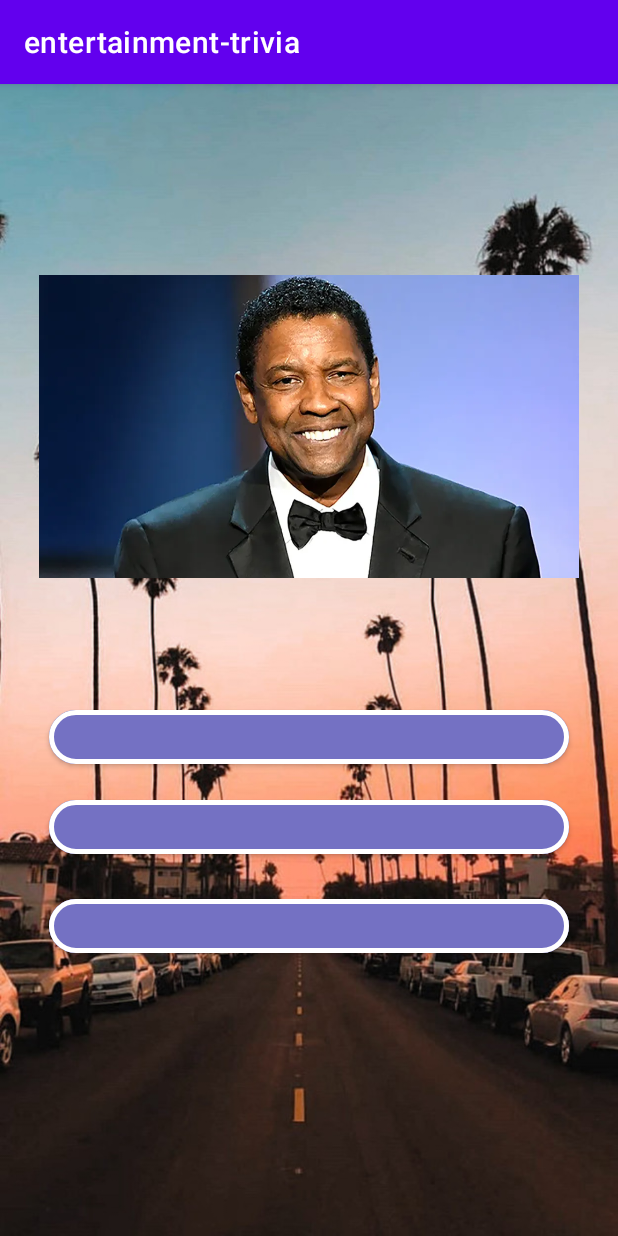
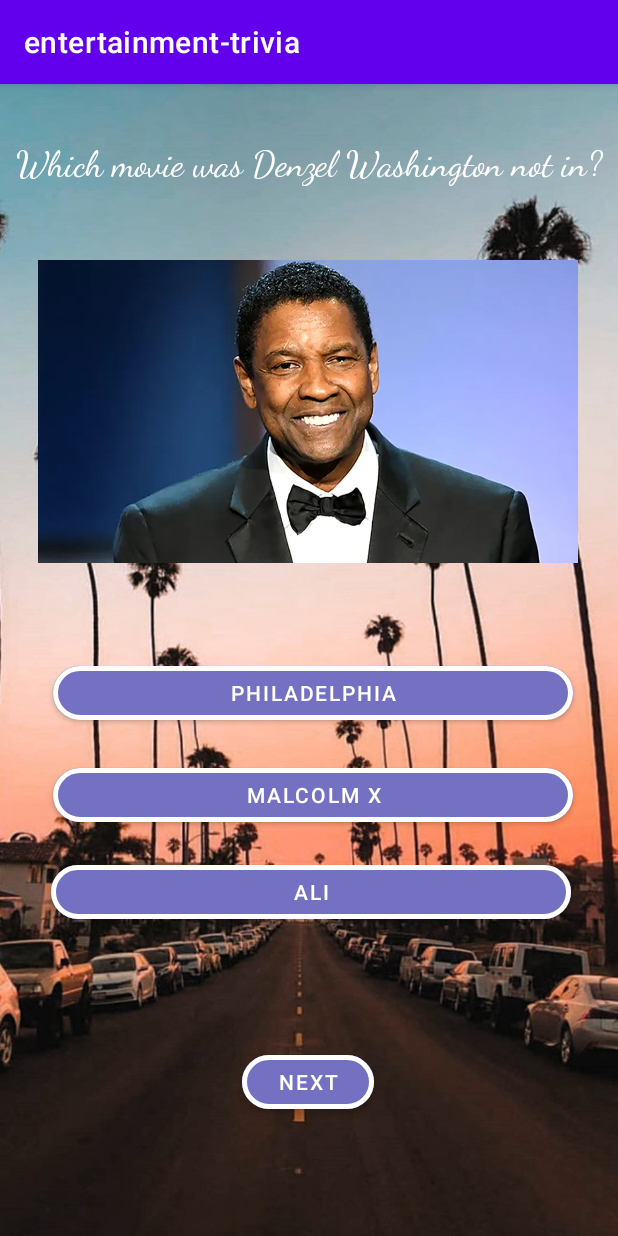
Before and after one commit to nteku/entertainment-trivia, an Android app: the MovieActivity screen opened directly, with no data from a screen before it, on a phone screen of 412 x 824 dp. Run offline under Robolectric (Android 15) with nearby library versions, the phone set to English and light mode, and no system bars.

Commit message:
Improved UI Activity for Movie

```diff
--- a/app/src/main/AndroidManifest.xml
+++ b/app/src/main/AndroidManifest.xml
@@ -8,7 +8,8 @@
         android:label="@string/app_name"
         android:roundIcon="@mipmap/ic_launcher_round"
         android:supportsRtl="true"
-        android:theme="@style/Theme.Entertainmenttrivia">
+        android:theme="@style/Theme.Entertainmenttrivia"
+         >
         <activity
             android:name=".TechnologyActivity"
             android:exported="false" />
--- a/app/src/main/java/com/example/entertainment_trivia/MovieActivity.java
+++ b/app/src/main/java/com/example/entertainment_trivia/MovieActivity.java
@@ -2,9 +2,12 @@ package com.example.entertainment_trivia;
 
 import androidx.appcompat.app.AppCompatActivity;
 
+import android.app.ActionBar;
+import android.graphics.Color;
 import android.os.Bundle;
 import android.util.Log;
 import android.widget.Button;
+import android.widget.ImageView;
 import android.widget.TextView;
 
 import org.json.JSONArray;
@@ -13,6 +16,9 @@ import org.json.JSONObject;
 
 import java.io.IOException;
 import java.io.InputStream;
+import java.util.ArrayList;
+import java.util.List;
+import java.util.concurrent.TimeUnit;
 
 public class MovieActivity extends AppCompatActivity {
 
@@ -22,10 +28,15 @@ public class MovieActivity extends AppCompatActivity {
     private Button option1;
     private Button option2;
     private Button option3;
+    private Button nextButton;
     private String answer;
-    private String [] questions;
-    private String [] options;
     private int questionsCorrect;
+    private int questionsDone = 0;
+    private  List <List<String>> log;
+    private List <Integer> images;
+    private ImageView currentImage;
+
+
     private final int TOTAL_QUESTIONS = 3;
 
 
@@ -35,14 +46,141 @@ public class MovieActivity extends AppCompatActivity {
         super.onCreate(savedInstanceState);
         setContentView(R.layout.activity_movie);
 
-        readingJson();
+        log = new ArrayList<>();
+        images = new ArrayList<>();
+
+        initializeLists();
+        question = findViewById(R.id.question);
+        option1 = findViewById(R.id.option1);
+        option2 = findViewById(R.id.option2);
+        option3 = findViewById(R.id.option3);
+        nextButton = findViewById(R.id.nextButton);
+        currentImage = findViewById(R.id.image);
+
+       displayingInfo();
+
+
+
+        question.setText(log.get(questionsDone).get(0));
+        option1.setText( log.get(questionsDone).get(1));
+        option2.setText(log.get(questionsDone).get(2));
+        option3.setText(log.get(questionsDone).get(3));
+        answer = log.get(questionsDone).get(4);
+        // answer = log.get(questionsDone).get(1);
+
+
+        option1.setOnClickListener((v) -> {
+            if (option1.getText().equals(answer) ) {
+                option1.setBackgroundColor(Color.parseColor("#00FF00"));
+                option1.setText("Correct");
+                questionsDone++;
+                disableButtons();
+            }
+            else{
+                option1.setBackgroundColor(Color.parseColor("#FF0000"));
+                option1.setText("Incorrect");
+                questionsDone++;
+                disableButtons();
+              //  setBackToDefault();
+
+
+            }
+        });
+
+        option2.setOnClickListener((v) -> {
+            if (option2.getText().equals(answer) ) {
+                option2.setBackgroundColor(Color.parseColor("#00FF00"));
+                option2.setText("Correct");
+                questionsDone++;
+                disableButtons();
+            }
+            else{
+                option2.setBackgroundColor(Color.parseColor("#FF0000"));
+                option2.setText("Incorrect");
+                questionsDone++;
+                disableButtons();
+                //setBackToDefault();
+
+
+            }
+        });
+
+        option3.setOnClickListener((v) -> {
+            if (option3.getText().equals(answer) ) {
+                option3.setBackgroundColor(Color.parseColor("#00FF00"));
+                option3.setText("Correct");
+                questionsDone++;
+                disableButtons();
+            }
+            else{
+                option3.setBackgroundColor(Color.parseColor("#FF0000"));
+                option3.setText("Incorrect");
+                questionsDone++;
+                disableButtons();
+
+
+            }
+        });
+
+
+        nextButton.setOnClickListener((v) ->{
+            setBackToDefault();
+           // displayingInfo();
+        });
+
 
     }
 
+    public void disableButtons(){
+        option1.setEnabled(false);
+        option2.setEnabled(false);
+        option3.setEnabled(false);
+    }
     public void initializeLists(){
-        questions = new String[3];
+         List<String> question1 = new ArrayList<>();
+         question1.add("Which movie was Denzel Washington not in?");
+         question1.add("Philadelphia");
+         question1.add("Malcolm X");
+         question1.add("Ali");
+         question1.add("Ali");
+
+        List<String> question2 = new ArrayList<>();
+        question2.add("What is the highest grossed movie franchise of all time?");
+        question2.add("Star Wars");
+        question2.add("Marvel Cinematic Universe");
+        question2.add("Harry Potter");
+        question2.add( "Marvel Cinematic Universe");
+
+        List <String> question3 = new ArrayList<>();
+        question3.add("Based on this image, what movie did this cast star in?");
+        question3.add("Scooby-Doo");
+        question3.add("Mamma Mia!");
+        question3.add("2 Hearts");
+        question3.add("Scooby-Doo");
+
+
+        log.add(question1);
+        log.add(question2);
+        log.add(question3);
+
+        /*
+        ImageView imageOne = new ImageView(this);
+        imageOne.setImageResource(R.drawable.denzelwashington);
+
+        ImageView imageTwo = new ImageView(this);
+        imageTwo.setImageResource(R.drawable.money);
+
+        ImageView imageThree = new ImageView(this);
+        imageThree.setImageResource(R.drawable.scoobydoo);
+    */
+
+        images.add(R.drawable.denzelwashington);
+        images.add( R.drawable.money);
+        images.add(R.drawable.scoobydoo);
+
 
     }
+    /*
     public void readingJson(){
        String jsonString;
 
@@ -55,7 +193,7 @@ public class MovieActivity extends AppCompatActivity {
 
            jsonString = new String(buf,"UTF-8");
            JSONArray objectArray = new JSONArray(jsonString);
-           /*
+
            for (int i = 0; i < objectArray.length(); i++){
                heading = findViewById(R.id.heading);
                heading.setText("Question " + (i+ 1));
@@ -63,9 +201,9 @@ public class MovieActivity extends AppCompatActivity {
                displayingInfo(obj);
 
            }
-           */
-           JSONObject obj = objectArray.getJSONObject(0);
-           displayingInfo(obj);
+
+           //JSONObject obj = objectArray.getJSONObject(0);
+          //displayingInfo(obj);
 
        }
        catch(IOException e){
@@ -75,22 +213,42 @@ public class MovieActivity extends AppCompatActivity {
 
        }
     }
+    */
+    public void displayingInfo(){
 
-    public void displayingInfo(JSONObject obj){
-          question = findViewById(R.id.question);
-          option1 = findViewById(R.id.option1);
-          option2 = findViewById(R.id.option2);
-          option3 = findViewById(R.id.option3);
-          try{
-              Log.d("Object","Made it here");
-              question.setText(obj.getString("question"));
-              option1.setText(obj.getString("option1"));
-              option2.setText(obj.getString("option2"));
-              option3.setText(obj.getString("option3"));
-          }
-          catch(JSONException e){
 
-          }
+             if (questionsDone == TOTAL_QUESTIONS){
+                 question = null;
+                 option1 = null;
+                 option2 = null;
+                 option3 = null;
+                 nextButton = null;
+             }
+
+
+    }
+
+
+    public void setBackToDefault(){
+
+
+        currentImage.setImageResource(images.get(questionsDone));
+
+        question.setText(log.get(questionsDone).get(0));
+        option1.setText( log.get(questionsDone).get(1));
+        option2.setText(log.get(questionsDone).get(2));
+        option3.setText(log.get(questionsDone).get(3));
+
+        option1.setBackgroundColor(Color.parseColor("#7471C3"));
+        option2.setBackgroundColor(Color.parseColor("#7471C3"));
+        option3.setBackgroundColor(Color.parseColor("#7471C3"));
+
+
+
+        option1.setEnabled(true);
+        option2.setEnabled(true);
+        option3.setEnabled(true);
+        answer = log.get(questionsDone).get(4);
 
     }
 }
--- a/app/src/main/res/layout/activity_movie.xml
+++ b/app/src/main/res/layout/activity_movie.xml
@@ -8,14 +8,15 @@
     tools:context=".MovieActivity">
 
     <ImageView
-        android:id="@+id/imageView"
+        android:id="@+id/image"
         android:layout_width="360dp"
         android:layout_height="402dp"
         app:layout_constraintBottom_toBottomOf="parent"
         app:layout_constraintEnd_toEndOf="parent"
+        app:layout_constraintHorizontal_bias="0.49"
         app:layout_constraintStart_toStartOf="parent"
         app:layout_constraintTop_toTopOf="parent"
-        app:layout_constraintVertical_bias="0.075"
+        app:layout_constraintVertical_bias="0.048"
         app:srcCompat="@drawable/denzelwashington" />
 
     <TextView
@@ -36,62 +37,78 @@
         android:id="@+id/question"
         android:layout_width="wrap_content"
         android:layout_height="wrap_content"
+        android:fontFamily="cursive"
         android:text=""
-        android:textSize="48sp"
-        android:textColor="#000000"
-        android:fontFamily="cursive"
+        android:textColor="#FFFFFF"
+        android:textSize="24sp"
         app:layout_constraintBottom_toBottomOf="parent"
         app:layout_constraintEnd_toEndOf="parent"
-        app:layout_constraintHorizontal_bias="0.475"
+        app:layout_constraintHorizontal_bias="0.525"
         app:layout_constraintStart_toStartOf="parent"
         app:layout_constraintTop_toTopOf="parent"
-        app:layout_constraintVertical_bias="0.443" />
+        app:layout_constraintVertical_bias="0.052" />
 
     <Button
         android:id="@+id/option1"
         android:layout_width="55mm"
         android:layout_height="wrap_content"
+        android:backgroundTint="#7471C3"
         android:text=""
+        app:cornerRadius="30dp"
+        app:layout_constraintBottom_toBottomOf="parent"
+        app:layout_constraintEnd_toEndOf="parent"
+        app:layout_constraintHorizontal_bias="0.541"
+        app:layout_constraintStart_toStartOf="parent"
+        app:layout_constraintTop_toTopOf="parent"
+        app:layout_constraintVertical_bias="0.531"
+        app:strokeColor="#FFFFFF"
+        app:strokeWidth="3dp" />
+
+    <Button
+        android:id="@+id/option2"
+        android:layout_width="55mm"
+        android:layout_height="wrap_content"
         android:backgroundTint="#7471C3"
+        android:text=""
+        app:cornerRadius="30dp"
+        app:layout_constraintBottom_toBottomOf="parent"
+        app:layout_constraintEnd_toEndOf="parent"
+        app:layout_constraintHorizontal_bias="0.541"
+        app:layout_constraintStart_toStartOf="parent"
+        app:layout_constraintTop_toTopOf="parent"
+        app:layout_constraintVertical_bias="0.625"
+        app:strokeColor="#FFFFFF"
+        app:strokeWidth="3dp" />
+
+    <Button
+        android:id="@+id/option3"
+        android:layout_width="55mm"
+        android:layout_height="wrap_content"
+        android:backgroundTint="#7471C3"
+        android:text=""
+        app:cornerRadius="30dp"
+        app:layout_constraintBottom_toBottomOf="parent"
+        app:layout_constraintEnd_toEndOf="parent"
+        app:layout_constraintHorizontal_bias="0.52"
+        app:layout_constraintStart_toStartOf="parent"
+        app:layout_constraintTop_toTopOf="parent"
+        app:layout_constraintVertical_bias="0.715"
+        app:strokeColor="#FFFFFF"
+        app:strokeWidth="3dp" />
+
+    <Button
+        android:id="@+id/nextButton"
+        android:layout_width="wrap_content"
+        android:layout_height="wrap_content"
+        android:backgroundTint="#7471C3"
+        android:text="Next"
+        app:cornerRadius="30dp"
         app:layout_constraintBottom_toBottomOf="parent"
         app:layout_constraintEnd_toEndOf="parent"
         app:layout_constraintHorizontal_bias="0.498"
         app:layout_constraintStart_toStartOf="parent"
         app:layout_constraintTop_toTopOf="parent"
-        app:layout_constraintVertical_bias="0.571"
-        app:strokeColor = "#FFFFFF"
-        app:cornerRadius = "30dp"
-        app:strokeWidth = "3dp"/>
-
-    <Button
-        android:id="@+id/option2"
-        android:layout_width="55mm"
-        android:layout_height="wrap_content"
-        android:text=""
-        android:backgroundTint="#7471C3"
-        app:layout_constraintBottom_toBottomOf="parent"
-        app:layout_constraintEnd_toEndOf="parent"
-        app:layout_constraintHorizontal_bias="0.498"
-        app:layout_constraintStart_toStartOf="parent"
-        app:layout_constraintTop_toTopOf="parent"
-        app:layout_constraintVertical_bias="0.655"
-        app:strokeColor = "#FFFFFF"
-        app:cornerRadius = "30dp"
-        app:strokeWidth = "3dp"/>
-
-    <Button
-        android:id="@+id/option3"
-        android:layout_width="55mm"
-        android:layout_height="wrap_content"
-        android:text=""
-        android:backgroundTint="#7471C3"
-        app:layout_constraintBottom_toBottomOf="parent"
-        app:layout_constraintEnd_toEndOf="parent"
-        app:layout_constraintHorizontal_bias="0.498"
-        app:layout_constraintStart_toStartOf="parent"
-        app:layout_constraintTop_toTopOf="parent"
-        app:layout_constraintVertical_bias="0.746"
-        app:strokeColor = "#FFFFFF"
-        app:cornerRadius = "30dp"
-        app:strokeWidth = "3dp"/>
+        app:layout_constraintVertical_bias="0.891"
+        app:strokeColor="#FFFFFF"
+        app:strokeWidth="3dp" />
 </androidx.constraintlayout.widget.ConstraintLayout>
```
Also changed, not shown: app/src/main/java/com/example/entertainment_trivia/Page.java (added, +9 -0 lines), app/src/main/res/layout/activity_menu.xml (+12 -0 lines).
